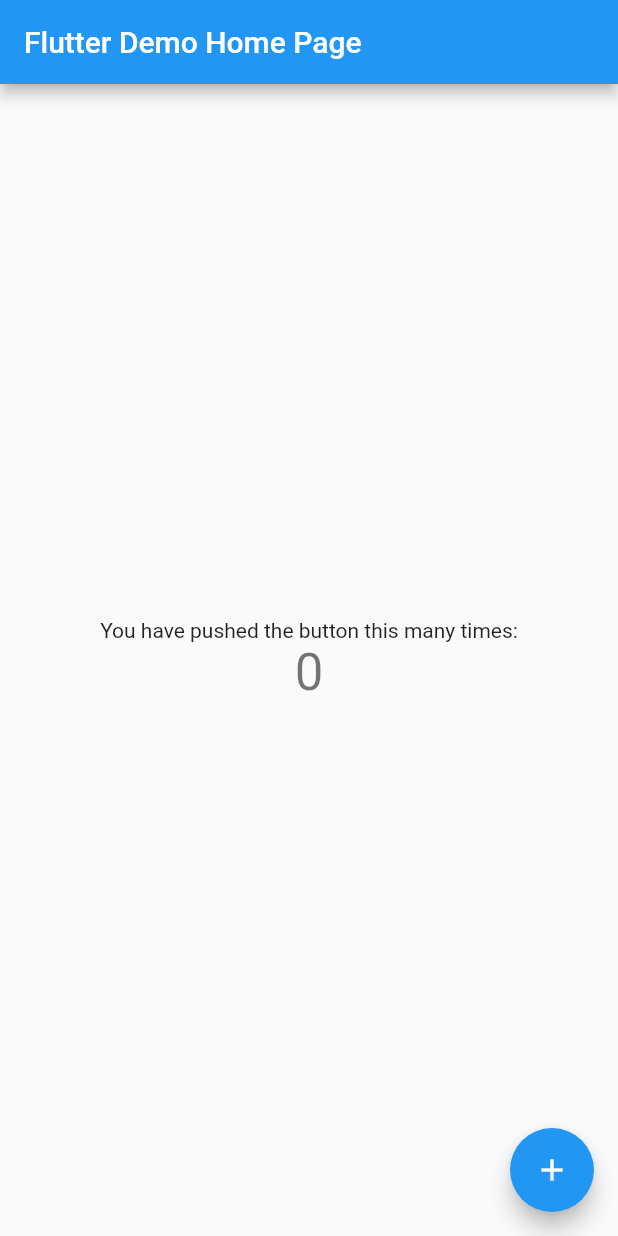
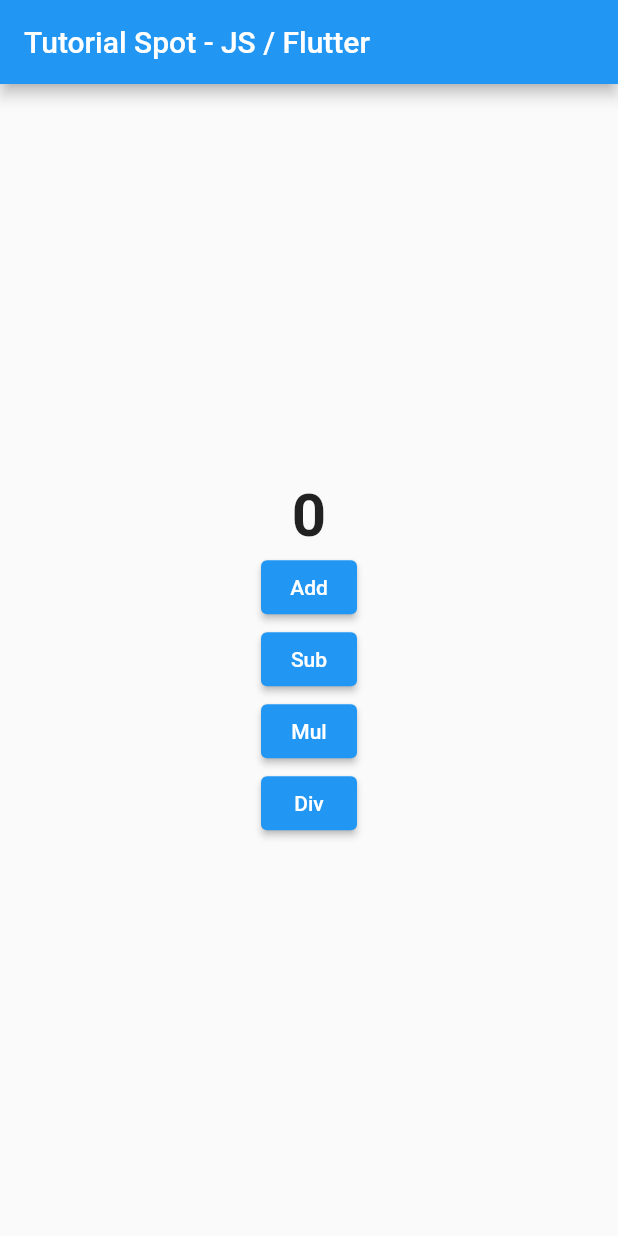
Before and after one commit to mustafatahirhussein/flutter_javascript, a Flutter app: the screen it shows after launch, on a phone screen of 412 x 824 dp. Run offline on Flutter 3.47's test engine with Material 2 defaults, Android fonts, the phone set to English and light mode, and no system bars; missing offline and left inert: flutter_js.

Commit message:
Working aPP

```diff
--- a/lib/main.dart
+++ b/lib/main.dart
@@ -1,115 +1,19 @@
 import 'package:flutter/material.dart';
+import 'package:flutter_javascript/tutorial_spot.dart';
 
 void main() {
+  WidgetsFlutterBinding.ensureInitialized();
   runApp(const MyApp());
 }
 
 class MyApp extends StatelessWidget {
   const MyApp({Key? key}) : super(key: key);
 
-  // This widget is the root of your application.
   @override
   Widget build(BuildContext context) {
-    return MaterialApp(
-      title: 'Flutter Demo',
-      theme: ThemeData(
-        // This is the theme of your application.
-        //
-        // Try running your application with "flutter run". You'll see the
-        // application has a blue toolbar. Then, without quitting the app, try
-        // changing the primarySwatch below to Colors.green and then invoke
-        // "hot reload" (press "r" in the console where you ran "flutter run",
-        // or simply save your changes to "hot reload" in a Flutter IDE).
-        // Notice that the counter didn't reset back to zero; the application
-        // is not restarted.
-        primarySwatch: Colors.blue,
-      ),
-      home: const MyHomePage(title: 'Flutter Demo Home Page'),
+    return const MaterialApp(
+      debugShowCheckedModeBanner: false,
+      home: TutorialSpot(),
     );
   }
 }
-
-class MyHomePage extends StatefulWidget {
-  const MyHomePage({Key? key, required this.title}) : super(key: key);
-
-  // This widget is the home page of your application. It is stateful, meaning
-  // that it has a State object (defined below) that contains fields that affect
-  // how it looks.
-
-  // This class is the configuration for the state. It holds the values (in this
-  // case the title) provided by the parent (in this case the App widget) and
-  // used by the build method of the State. Fields in a Widget subclass are
-  // always marked "final".
-
-  final String title;
-
-  @override
-  State<MyHomePage> createState() => _MyHomePageState();
-}
-
-class _MyHomePageState extends State<MyHomePage> {
-  int _counter = 0;
-
-  void _incrementCounter() {
-    setState(() {
-      // This call to setState tells the Flutter framework that something has
-      // changed in this State, which causes it to rerun the build method below
-      // so that the display can reflect the updated values. If we changed
-      // _counter without calling setState(), then the build method would not be
-      // called again, and so nothing would appear to happen.
-      _counter++;
-    });
-  }
-
-  @override
-  Widget build(BuildContext context) {
-    // This method is rerun every time setState is called, for instance as done
-    // by the _incrementCounter method above.
-    //
-    // The Flutter framework has been optimized to make rerunning build methods
-    // fast, so that you can just rebuild anything that needs updating rather
-    // than having to individually change instances of widgets.
-    return Scaffold(
-      appBar: AppBar(
-        // Here we take the value from the MyHomePage object that was created by
-        // the App.build method, and use it to set our appbar title.
-        title: Text(widget.title),
-      ),
-      body: Center(
-        // Center is a layout widget. It takes a single child and positions it
-        // in the middle of the parent.
-        child: Column(
-          // Column is also a layout widget. It takes a list of children and
-          // arranges them vertically. By default, it sizes itself to fit its
-          // children horizontally, and tries to be as tall as its parent.
-          //
-          // Invoke "debug painting" (press "p" in the console, choose the
-          // "Toggle Debug Paint" action from the Flutter Inspector in Android
-          // Studio, or the "Toggle Debug Paint" command in Visual Studio Code)
-          // to see the wireframe for each widget.
-          //
-          // Column has various properties to control how it sizes itself and
-          // how it positions its children. Here we use mainAxisAlignment to
-          // center the children vertically; the main axis here is the vertical
-          // axis because Columns are vertical (the cross axis would be
-          // horizontal).
-          mainAxisAlignment: MainAxisAlignment.center,
-          children: <Widget>[
-            const Text(
-              'You have pushed the button this many times:',
-            ),
-            Text(
-              '$_counter',
-              style: Theme.of(context).textTheme.headline4,
-            ),
-          ],
-        ),
-      ),
-      floatingActionButton: FloatingActionButton(
-        onPressed: _incrementCounter,
-        tooltip: 'Increment',
-        child: const Icon(Icons.add),
-      ), // This trailing comma makes auto-formatting nicer for build methods.
-    );
-  }
-}
--- /dev/null
+++ b/lib/tutorial_spot.dart
@@ -0,0 +1,114 @@
+import 'package:flutter/material.dart';
+import 'package:flutter/services.dart';
+import 'package:flutter_js/flutter_js.dart';
+
+class TutorialSpot extends StatefulWidget {
+  const TutorialSpot({Key? key}) : super(key: key);
+
+  @override
+  State<TutorialSpot> createState() => _TutorialSpotState();
+}
+
+class _TutorialSpotState extends State<TutorialSpot> {
+  int counter = 0;
+  JavascriptRuntime runtime = getJavascriptRuntime();
+
+  dynamic path = rootBundle.loadString("assets/file.js");
+
+  @override
+  Widget build(BuildContext context) {
+    Color c = Theme.of(context).primaryColor;
+
+    return Scaffold(
+        appBar: AppBar(
+          title: const Text("Tutorial Spot - JS / Flutter"),
+        ),
+        body: Center(
+          child: Column(
+            mainAxisAlignment: MainAxisAlignment.center,
+            children: [
+              Text(
+                counter.toString(),
+                style: TextStyle(fontSize: 40, fontWeight: FontWeight.bold),
+              ),
+              ElevatedButton(
+                  onPressed: () async {
+                    final result = await additionFn(runtime, counter, 1);
+
+                    setState(() {
+                      counter = result as int;
+                    });
+                  },
+                  child: Text("Add")),
+
+
+              ElevatedButton(
+                  onPressed: () async {
+                    final result = await substractionFn(runtime, counter, 1);
+
+                    setState(() {
+                      counter = result as int;
+                    });
+                  },
+                  child: Text("Sub")),
+
+              ElevatedButton(
+                  onPressed: () async {
+                    final result = await multiplicationFn(runtime, counter, 2);
+
+                    setState(() {
+                      counter = result as int;
+                    });
+                  },
+                  child: Text("Mul")),
+
+              ElevatedButton(
+                  onPressed: () async {
+                    final result = await divisionFn(runtime, counter, 3);
+
+                    setState(() {
+                      counter = result as int;
+                    });
+                  },
+                  child: Text("Div")),
+            ],
+          ),
+        ));
+  }
+
+  dynamic additionFn(JavascriptRuntime runtime, int v1, int v2) async {
+    final jsFile = await path;
+
+    JsEvalResult jsEvalResult =
+    runtime.evaluate("""${jsFile}addition($v1, $v2)""");
+
+    return int.parse(jsEvalResult.stringResult);
+  }
+
+  dynamic substractionFn(JavascriptRuntime runtime, int v1, int v2) async {
+    final jsFile = await path;
+
+    JsEvalResult jsEvalResult =
+    runtime.evaluate("""${jsFile}subtraction($v1, $v2)""");
+
+    return int.parse(jsEvalResult.stringResult);
+  }
+
+  dynamic multiplicationFn(JavascriptRuntime runtime, int v1, int v2) async {
+    final jsFile = await path;
+
+    JsEvalResult jsEvalResult =
+    runtime.evaluate("""${jsFile}multiplication($v1, $v2)""");
+
+    return int.parse(jsEvalResult.stringResult);
+  }
+
+  dynamic divisionFn(JavascriptRuntime runtime, int v1, int v2) async {
+    final jsFile = await path;
+
+    JsEvalResult jsEvalResult =
+    runtime.evaluate("""${jsFile}division($v1, $v2)""");
+
+    return int.parse(jsEvalResult.stringResult);
+  }
+}
--- a/pubspec.yaml
+++ b/pubspec.yaml
@@ -34,6 +34,7 @@
   # The following adds the Cupertino Icons font to your application.
   # Use with the CupertinoIcons class for iOS style icons.
   cupertino_icons: ^1.0.2
+  flutter_js: ^0.5.0+6
 
 dev_dependencies:
   flutter_test:
@@ -58,8 +59,8 @@
   uses-material-design: true
 
   # To add assets to your application, add an assets section, like this:
-  # assets:
-  #   - images/a_dot_burr.jpeg
+  assets:
+     - assets/
   #   - images/a_dot_ham.jpeg
 
   # An image asset can refer to one or more resolution-specific "variants", see
```
Also changed, not shown: pubspec.lock, 3 other files.
